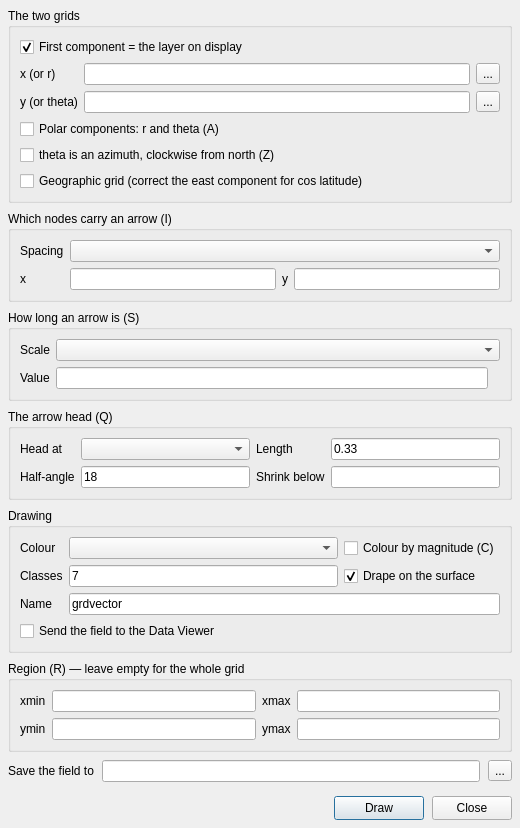
Before: the Qt Designer form deps/ui/grdvector_dialog.ui in GenericMappingTools/InteractiveGMT, drawn with Qt 5.
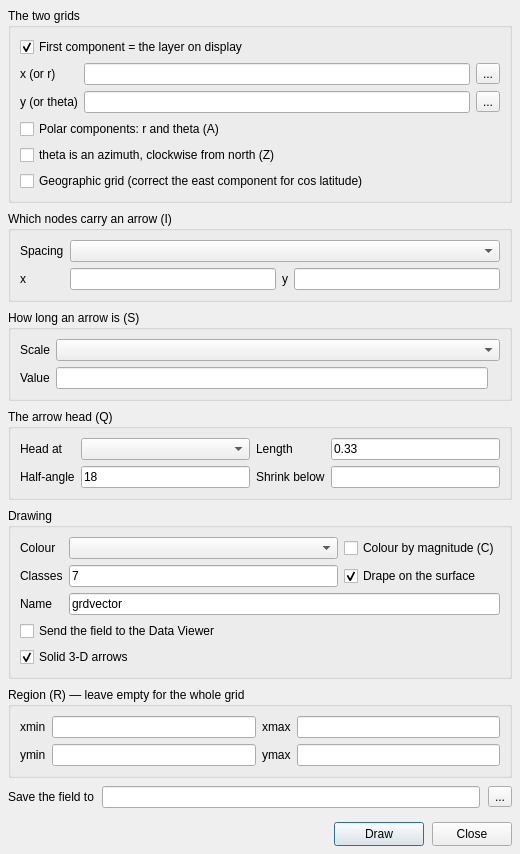
After: the same form once the commit is applied.

Commit message: feat: Potrace port, Vector Wizard, solid arrows, GPS tutorial

```diff
--- a/deps/ui/grdvector_dialog.ui
+++ b/deps/ui/grdvector_dialog.ui
@@ -232,6 +232,13 @@
         <property name="text"><string>Send the field to the Data Viewer</string></property>
        </widget>
       </item>
+      <item row="4" column="0" colspan="4">
+       <widget class="QCheckBox" name="chk_solid">
+        <property name="toolTip"><string>&lt;html&gt;Draw each vector as a solid 3-D arrow (shaft + cone head), scaled&lt;br&gt;by its magnitude and, with Colour by magnitude, coloured through a&lt;br&gt;continuous colormap. Unticked: GMT-style line arrows with the Head&lt;br&gt;options above.&lt;/html&gt;</string></property>
+        <property name="text"><string>Solid 3-D arrows</string></property>
+        <property name="checked"><bool>true</bool></property>
+       </widget>
+      </item>
      </layout>
     </widget>
    </item>
```
The commit also changes 44 other files.
